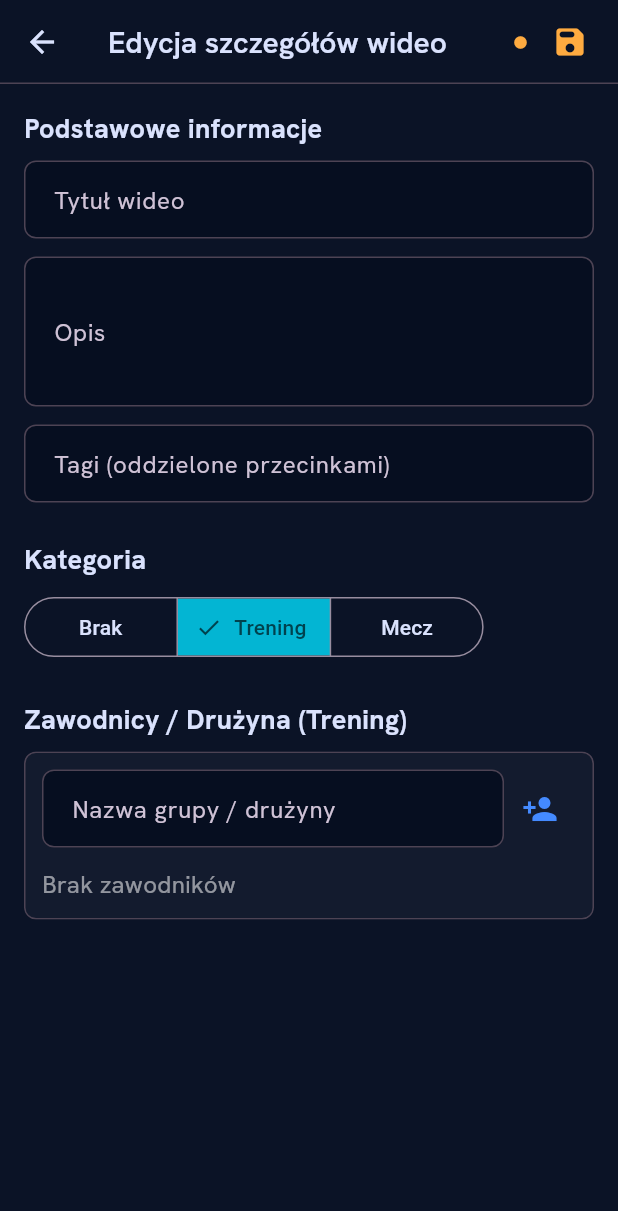
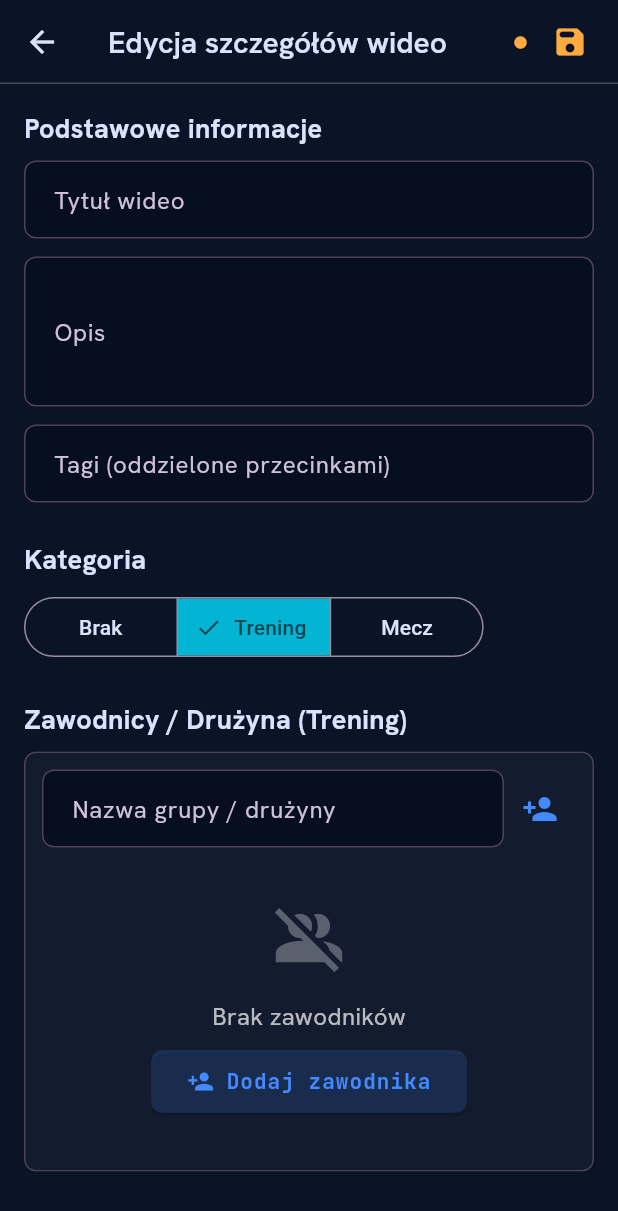
Before and after one commit to kusojac/ML_CV_Video, a Flutter app: the ArtifactEditScreen screen opened directly with empty values, after a tap on "Brak", after a tap on "Trening", on a phone screen of 412 x 824 dp. Shown: the top 1211 px of the screen. Run offline on Flutter 3.47's test engine with Material 3 defaults, Android fonts, the phone set to English and light mode, and no system bars; our stand-ins replace file_picker, google_fonts; missing offline and left inert: media_kit, media_kit_video.

Commit message:
Improve empty state for team players\n\nReplaced generic text fallback with a structured component containing an explicit Call-To-Action button.
Co-authored-by: kusojac <13525690+kusojac@users.noreply.github.com>

```diff
--- a/VolleyballApp/frontend/lib/screens/artifact_edit_screen.dart
+++ b/VolleyballApp/frontend/lib/screens/artifact_edit_screen.dart
@@ -217,7 +217,28 @@ class _ArtifactEditScreenState extends State<ArtifactEditScreen> {
             ),
             const SizedBox(height: 12),
             if (team.players.isEmpty)
-              const Text('Brak zawodników', style: TextStyle(color: Colors.white54)),
+              Padding(
+                padding: const EdgeInsets.symmetric(vertical: 24.0),
+                child: Center(
+                  child: Column(
+                    children: [
+                      Icon(Icons.group_off, size: 48, color: Colors.white30),
+                      const SizedBox(height: 16),
+                      const Text('Brak zawodników', style: TextStyle(color: Colors.white70, fontSize: 16)),
+                      const SizedBox(height: 8),
+                      ElevatedButton.icon(
+                        onPressed: () => _addPlayer(team),
+                        icon: const Icon(Icons.person_add),
+                        label: const Text('Dodaj zawodnika'),
+                        style: ElevatedButton.styleFrom(
+                          backgroundColor: Colors.blueAccent.withValues(alpha: 0.2),
+                          foregroundColor: Colors.blueAccent,
+                        ),
+                      ),
+                    ],
+                  ),
+                ),
+              ),
             ...team.players.asMap().entries.map((entry) {
               final idx = entry.key;
               final p = entry.value;
```
Also changed, not shown: 1 other file.
